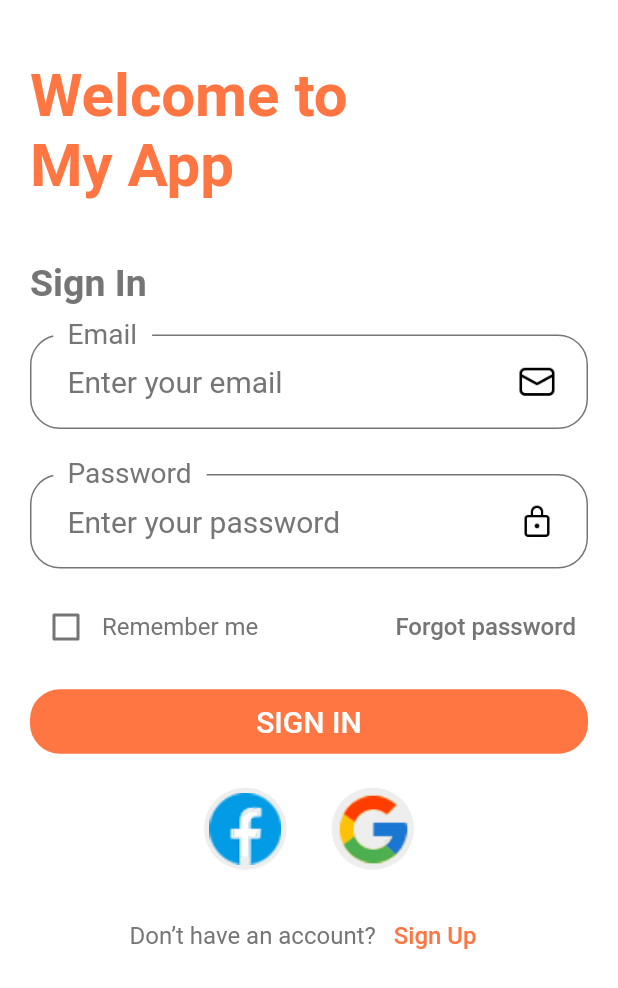
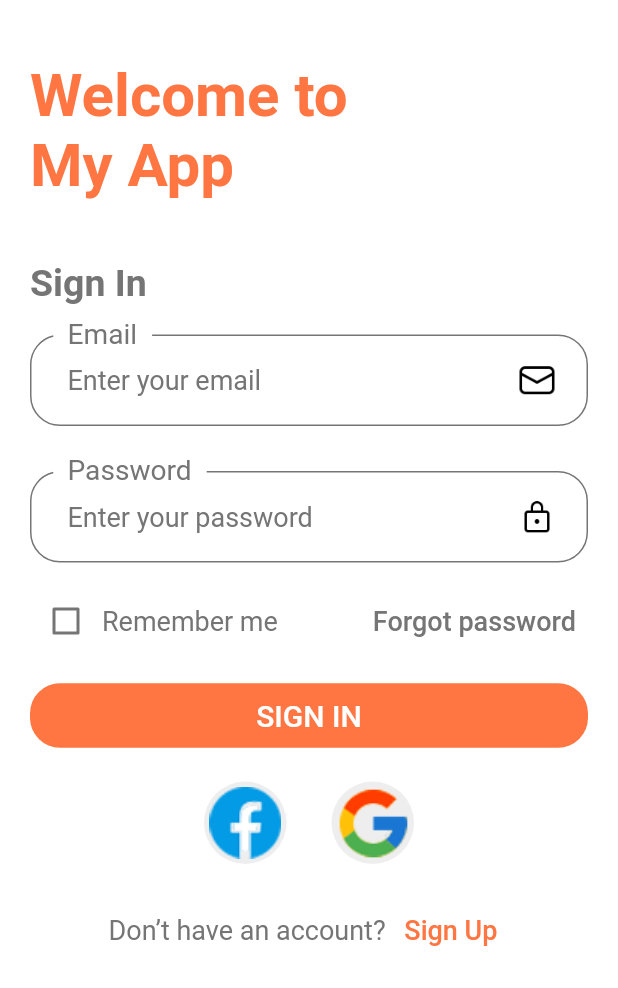
Before and after one commit to PhamChiNang151020/E-Commerce-App-Flutter-UI, a Flutter app: the screen it shows after launch, after a tap on "CONTINUE", on a phone screen of 412 x 824 dp. Shown: the top 988 px of the screen. Run offline on Flutter 3.47's test engine with Material 2 defaults, Android fonts, the phone set to English and light mode, and no system bars; Roboto replaces fonts that are missing (Kanit).

Commit message:
update fontsize

```diff
--- a/ecommerce_app/lib/screen/auth/completeAccount/components/FormComplete.dart
+++ b/ecommerce_app/lib/screen/auth/completeAccount/components/FormComplete.dart
@@ -178,14 +178,14 @@ class _FormCompleteState extends State<FormComplete> {
 
   TextStyle styleHint() {
     return TextStyle(
-      fontSize: 20,
+      fontSize: sizeText,
       color: textColor,
     );
   }
 
   TextStyle styleLable() {
     return TextStyle(
-      fontSize: 25,
+      fontSize: sizeTitle,
       color: textColor,
     );
   }
--- a/ecommerce_app/lib/screen/auth/completeAccount/components/bodyComplete.dart
+++ b/ecommerce_app/lib/screen/auth/completeAccount/components/bodyComplete.dart
@@ -23,7 +23,7 @@ class BodyComplete extends StatelessWidget {
                   child: Text(
                     'Complete Account',
                     style: TextStyle(
-                      fontSize: 25,
+                      fontSize: sizeTitle,
                       fontWeight: FontWeight.w600,
                       color: textColor,
                     ),
@@ -33,7 +33,7 @@ class BodyComplete extends StatelessWidget {
                 Text(
                   'Complete your detals or continue with social media',
                   style: TextStyle(
-                    fontSize: 18,
+                    fontSize: sizeText,
                   ),
                 ),
                 FormComplete(),
--- a/ecommerce_app/lib/screen/auth/forgot/components/BodyForgot.dart
+++ b/ecommerce_app/lib/screen/auth/forgot/components/BodyForgot.dart
@@ -29,7 +29,7 @@ class _BodyForgotPasswordState extends State<BodyForgotPassword> {
                 child: Text(
                   'Forgot password',
                   style: TextStyle(
-                    fontSize: 25,
+                    fontSize: sizeTitle,
                     fontWeight: FontWeight.w600,
                     color: textColor,
                   ),
@@ -39,7 +39,7 @@ class _BodyForgotPasswordState extends State<BodyForgotPassword> {
               Text(
                 'Please enter your email and we will send you a link to return to your account',
                 style: TextStyle(
-                  fontSize: 18,
+                  fontSize: sizeText,
                 ),
               ),
               FormForgotPassword(),
--- a/ecommerce_app/lib/screen/auth/forgot/components/FormForgot.dart
+++ b/ecommerce_app/lib/screen/auth/forgot/components/FormForgot.dart
@@ -85,11 +85,11 @@ class _FormForgotPasswordState extends State<FormForgotPassword> {
         labelText: "Email",
         hintText: "Enter your email",
         labelStyle: TextStyle(
-          fontSize: 25,
+          fontSize: sizeTitle,
           color: textColor,
         ),
         hintStyle: TextStyle(
-          fontSize: 20,
+          fontSize: sizeText,
           color: textColor,
         ),
         floatingLabelBehavior: FloatingLabelBehavior.always,
--- a/ecommerce_app/lib/screen/auth/signin/components/BodySignIn.dart
+++ b/ecommerce_app/lib/screen/auth/signin/components/BodySignIn.dart
@@ -42,7 +42,7 @@ class _BodySignInState extends State<BodySignIn> {
                   child: Text(
                     'Sign In',
                     style: TextStyle(
-                      fontSize: 25,
+                      fontSize: sizeTitle,
                       fontWeight: FontWeight.w600,
                       color: textColor,
                     ),
@@ -85,7 +85,7 @@ class NoAccountText extends StatelessWidget {
         Text(
           "Don’t have an account? ",
           style: TextStyle(
-            fontSize: 16,
+            fontSize: sizeText,
             color: textColor,
           ),
         ),
@@ -96,7 +96,7 @@ class NoAccountText extends StatelessWidget {
             child: Text(
               'Sign Up',
               style: TextStyle(
-                fontSize: 16,
+                fontSize: sizeText,
                 color: defaultPrimaryColor,
               ),
             )),
--- a/ecommerce_app/lib/screen/auth/signin/components/FormSignIn.dart
+++ b/ecommerce_app/lib/screen/auth/signin/components/FormSignIn.dart
@@ -66,7 +66,7 @@ class _SignInFormState extends State<SignInForm> {
                     'Remember me',
                     style: TextStyle(
                       color: textColor,
-                      fontSize: 16,
+                      fontSize: sizeText,
                     ),
                   ),
                 ],
@@ -80,7 +80,7 @@ class _SignInFormState extends State<SignInForm> {
                     'Forgot password',
                     style: TextStyle(
                       color: textColor,
-                      fontSize: 16,
+                      fontSize: sizeText,
                     ),
                   ))
             ],
@@ -186,14 +186,14 @@ class _SignInFormState extends State<SignInForm> {
 
   TextStyle styleHint() {
     return TextStyle(
-      fontSize: 20,
+      fontSize: sizeText,
       color: textColor,
     );
   }
 
   TextStyle styleLabel() {
     return TextStyle(
-      fontSize: 25,
+      fontSize: sizeTitle,
       color: textColor,
     );
   }
--- a/ecommerce_app/lib/screen/auth/signup/components/BodySignUp.dart
+++ b/ecommerce_app/lib/screen/auth/signup/components/BodySignUp.dart
@@ -29,7 +29,7 @@ class _BodySignUpState extends State<BodySignUp> {
                     child: Text(
                       'Register Account',
                       style: TextStyle(
-                        fontSize: 25,
+                        fontSize: sizeTitle,
                         fontWeight: FontWeight.w600,
                         color: textColor,
                       ),
@@ -39,7 +39,7 @@ class _BodySignUpState extends State<BodySignUp> {
                   Text(
                     'Complete your detals or continue with social media',
                     style: TextStyle(
-                      fontSize: 18,
+                      fontSize: sizeText,
                     ),
                   ),
                   SizedBox(height: 20),
@@ -58,7 +58,7 @@ class _BodySignUpState extends State<BodySignUp> {
                   Text(
                     'By continuing your confirm that you agree with our Term and Condition',
                     style: TextStyle(
-                      fontSize: 18,
+                      fontSize: sizeText,
                     ),
                     textAlign: TextAlign.center,
                   ),
--- a/ecommerce_app/lib/screen/auth/signup/components/FormSignUp.dart
+++ b/ecommerce_app/lib/screen/auth/signup/components/FormSignUp.dart
@@ -207,7 +207,7 @@ class _FormSignUpState extends State<FormSignUp> {
 
   TextStyle styleLabel() {
     return TextStyle(
-      fontSize: 25,
+      fontSize: sizeTitle,
       color: textColor,
     );
   }
```
